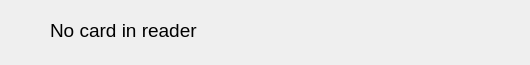
The window that client/widgets/NoCardInfo.ui (open-eid/DigiDoc4-Client) describes before a commit, drawn with Qt 5.
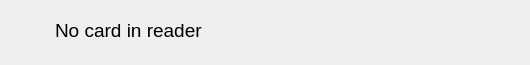
The same window after the commit.

Commit message:
Remove gap between left navbar and card widget (#85)
- DDKLIEN-6

What changed in the file:
```diff
--- a/client/widgets/NoCardInfo.ui
+++ b/client/widgets/NoCardInfo.ui
@@ -25,7 +25,7 @@
   <widget class="QLabel" name="cardStatus">
    <property name="geometry">
     <rect>
-     <x>50</x>
+     <x>55</x>
      <y>20</y>
      <width>471</width>
      <height>21</height>
```
The commit also changes 5 other files.
